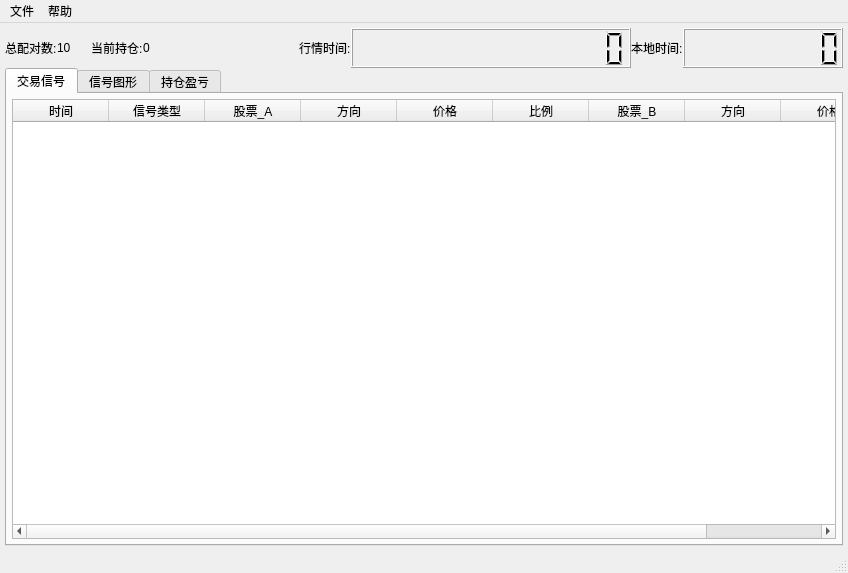
Above: ui/mainWindows.ui from sharmaking/CoIntegrationAnalysis before the change. Below: the same form after it.
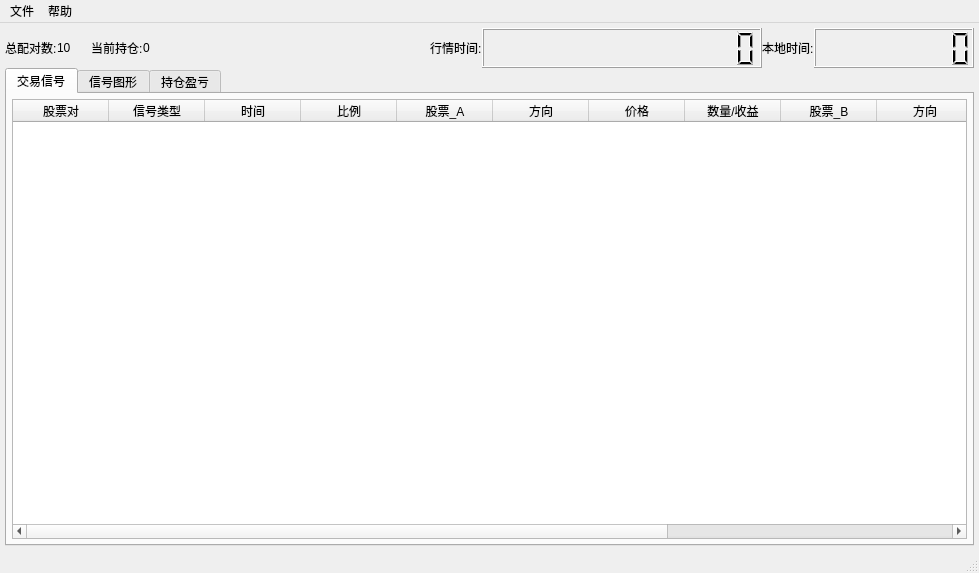
That is the form after the change. The open tabs and pages were chosen to show the change.

The edit to the form file:
```diff
--- a/ui/mainWindows.ui
+++ b/ui/mainWindows.ui
@@ -6,7 +6,7 @@
    <rect>
     <x>0</x>
     <y>0</y>
-    <width>848</width>
+    <width>979</width>
     <height>573</height>
    </rect>
   </property>
@@ -131,7 +131,7 @@
     <item>
      <widget class="QTabWidget" name="tabWidget">
       <property name="currentIndex">
-       <number>1</number>
+       <number>0</number>
       </property>
       <widget class="QWidget" name="tab">
        <attribute name="title">
@@ -155,18 +155,27 @@
           <property name="autoScrollMargin">
            <number>14</number>
           </property>
+          <property name="verticalScrollMode">
+           <enum>QAbstractItemView::ScrollPerItem</enum>
+          </property>
           <property name="horizontalScrollMode">
-           <enum>QAbstractItemView::ScrollPerPixel</enum>
+           <enum>QAbstractItemView::ScrollPerItem</enum>
           </property>
           <attribute name="horizontalHeaderDefaultSectionSize">
            <number>96</number>
           </attribute>
+          <attribute name="horizontalHeaderStretchLastSection">
+           <bool>false</bool>
+          </attribute>
+          <attribute name="verticalHeaderVisible">
+           <bool>true</bool>
+          </attribute>
           <attribute name="verticalHeaderMinimumSectionSize">
            <number>15</number>
           </attribute>
           <column>
            <property name="text">
-            <string>时间</string>
+            <string>股票对</string>
            </property>
           </column>
           <column>
@@ -174,6 +183,16 @@
             <string>信号类型</string>
            </property>
           </column>
+          <column>
+           <property name="text">
+            <string>时间</string>
+           </property>
+          </column>
+          <column>
+           <property name="text">
+            <string>比例</string>
+           </property>
+          </column>
           <column>
            <property name="text">
             <string>股票_A</string>
@@ -191,7 +210,7 @@
           </column>
           <column>
            <property name="text">
-            <string>比例</string>
+            <string>数量/收益</string>
            </property>
           </column>
           <column>
@@ -211,7 +230,12 @@
           </column>
           <column>
            <property name="text">
-            <string>比例</string>
+            <string>数量/收益</string>
+           </property>
+          </column>
+          <column>
+           <property name="text">
+            <string>盈利</string>
            </property>
           </column>
          </widget>
@@ -496,7 +520,7 @@
     <rect>
      <x>0</x>
      <y>0</y>
-     <width>848</width>
+     <width>979</width>
      <height>23</height>
     </rect>
    </property>
```
